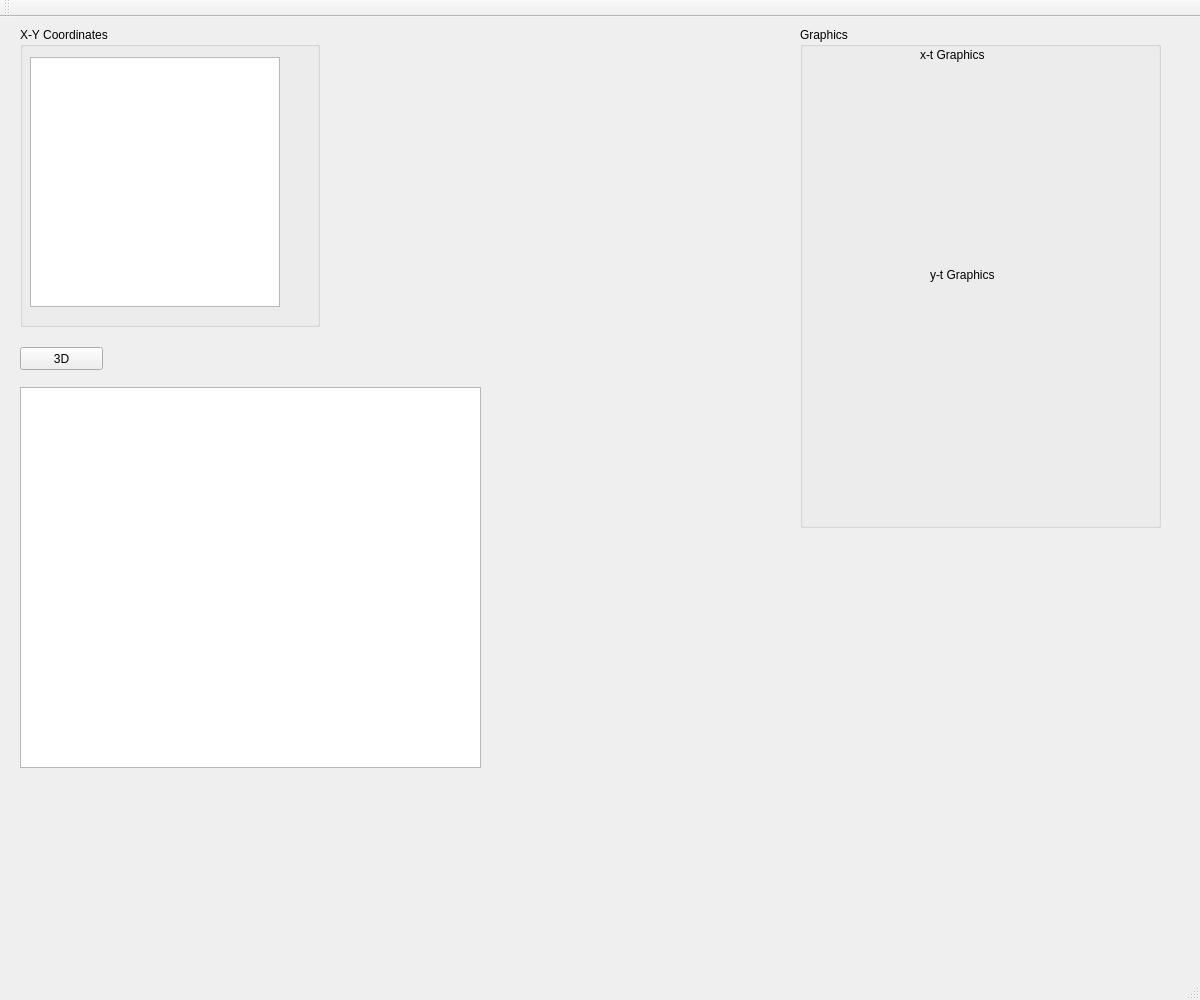
First picture: the form in mainwindow.ui, repository GTU-Contributions/BIL395_Project_I_BallOnAPlate, before the edit.
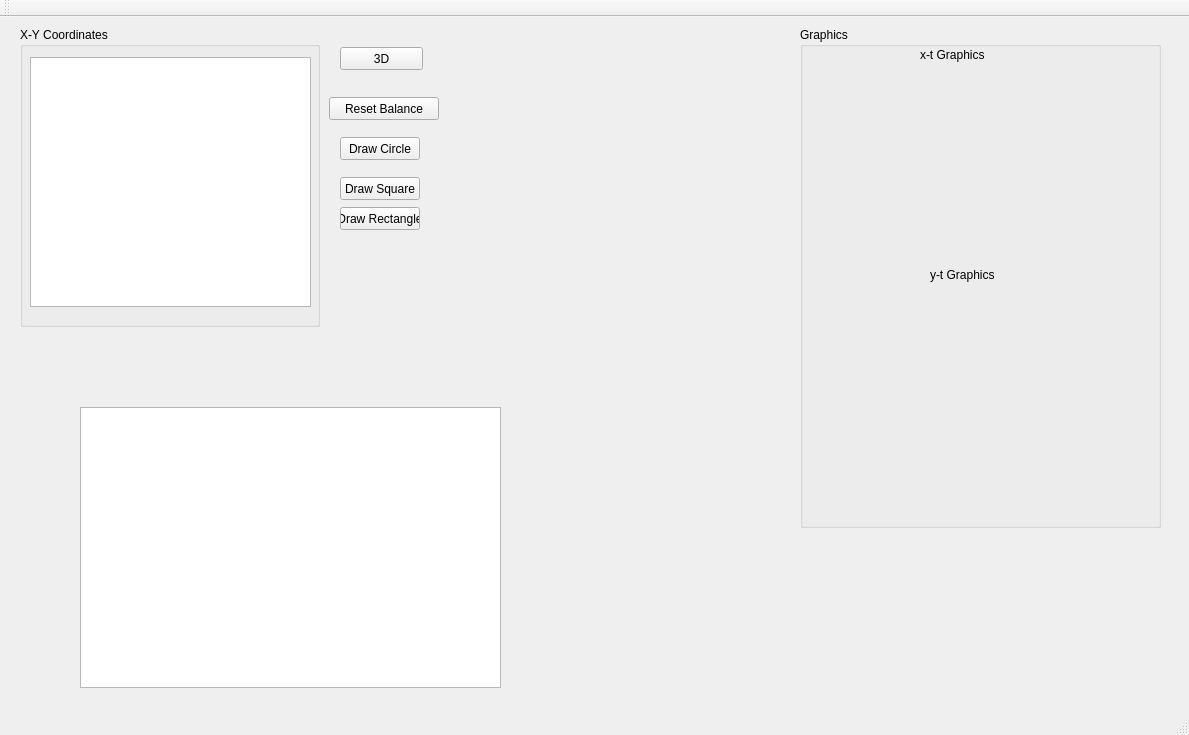
Second picture: the form after the edit. Custom widgets are drawn as their Qt base class.

Patch:
```diff
--- a/mainwindow.ui
+++ b/mainwindow.ui
@@ -6,8 +6,8 @@
    <rect>
     <x>0</x>
     <y>0</y>
-    <width>1200</width>
-    <height>1000</height>
+    <width>1189</width>
+    <height>735</height>
    </rect>
   </property>
   <property name="cursor">
@@ -99,7 +99,7 @@
       <rect>
        <x>10</x>
        <y>30</y>
-       <width>250</width>
+       <width>281</width>
        <height>250</height>
       </rect>
      </property>
@@ -108,8 +108,8 @@
    <widget class="QPushButton" name="pushButton">
     <property name="geometry">
      <rect>
-      <x>20</x>
-      <y>330</y>
+      <x>340</x>
+      <y>30</y>
       <width>83</width>
       <height>23</height>
      </rect>
@@ -121,10 +121,10 @@
    <widget class="QGraphicsView" name="shapeDrawer">
     <property name="geometry">
      <rect>
-      <x>20</x>
-      <y>370</y>
-      <width>461</width>
-      <height>381</height>
+      <x>80</x>
+      <y>390</y>
+      <width>421</width>
+      <height>281</height>
      </rect>
     </property>
     <property name="sizePolicy">
@@ -146,6 +146,58 @@
      <set>Qt::AlignJustify|Qt::AlignVCenter</set>
     </property>
    </widget>
+   <widget class="QPushButton" name="resetBalance">
+    <property name="geometry">
+     <rect>
+      <x>329</x>
+      <y>80</y>
+      <width>110</width>
+      <height>23</height>
+     </rect>
+    </property>
+    <property name="text">
+     <string>Reset Balance</string>
+    </property>
+   </widget>
+   <widget class="QPushButton" name="drawCircle">
+    <property name="geometry">
+     <rect>
+      <x>340</x>
+      <y>120</y>
+      <width>80</width>
+      <height>23</height>
+     </rect>
+    </property>
+    <property name="text">
+     <string>Draw Circle</string>
+    </property>
+   </widget>
+   <widget class="QPushButton" name="drawSquare">
+    <property name="geometry">
+     <rect>
+      <x>340</x>
+      <y>160</y>
+      <width>80</width>
+      <height>23</height>
+     </rect>
+    </property>
+    <property name="text">
+     <string>Draw Square</string>
+    </property>
+   </widget>
+   <widget class="QPushButton" name="drawRectangle">
+    <property name="geometry">
+     <rect>
+      <x>340</x>
+      <y>190</y>
+      <width>80</width>
+      <height>23</height>
+     </rect>
+    </property>
+    <property name="text">
+     <string>Draw Rectangle</string>
+    </property>
+   </widget>
   </widget>
   <widget class="QMenuBar" name="menuBar">
    <property name="geometry">
```
Left out of the diff: 2 changed lines with no effect on the pictures.
